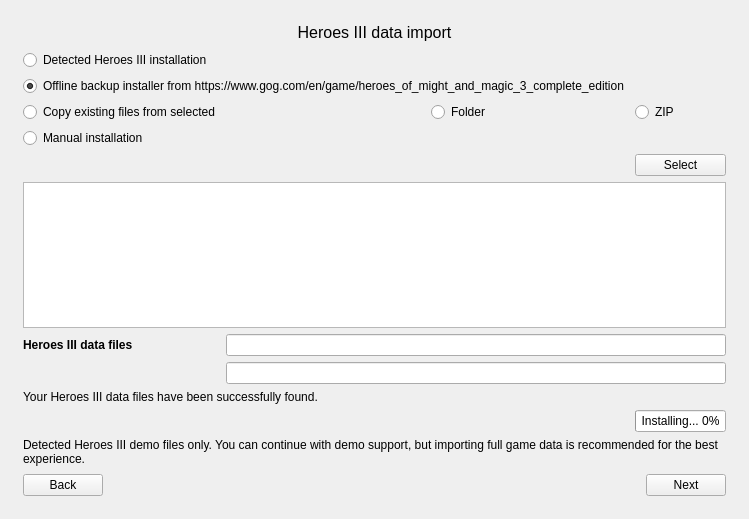
The window that launcher/firstLaunch/firstlaunch_moc.ui (GeorgeK1ng/vcmi) describes before a commit, drawn with Qt 5.
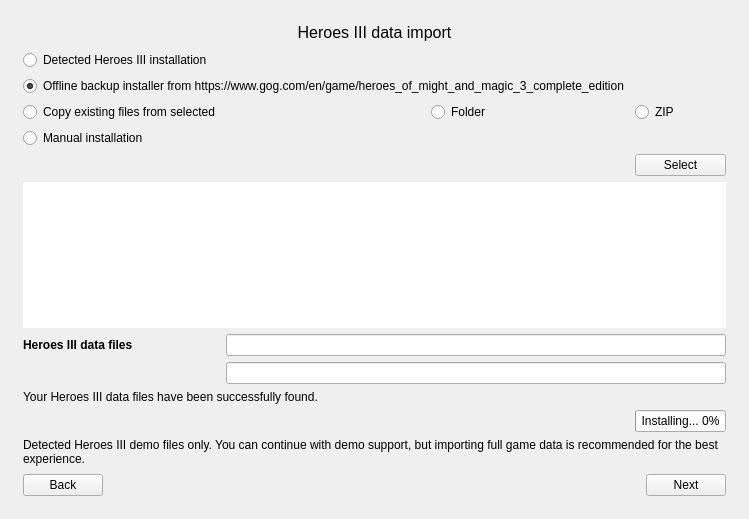
The same window after the commit. The open tabs and pages were chosen to show the change. Icons and pictures are not drawn.

Commit message: Launcher: add folder/zip import toggle and zip copy flow

```diff
--- a/launcher/firstLaunch/firstlaunch_moc.ui
+++ b/launcher/firstLaunch/firstlaunch_moc.ui
@@ -237,7 +237,17 @@
           </widget>
          </item>
          <item row="6" column="0" colspan="4">
-          <widget class="QTextBrowser" name="textBrowserDataOptionDetails"/>
+          <widget class="QTextBrowser" name="textBrowserDataOptionDetails">
+           <property name="frameShape">
+            <enum>QFrame::NoFrame</enum>
+           </property>
+           <property name="horizontalScrollBarPolicy">
+            <enum>Qt::ScrollBarAlwaysOff</enum>
+           </property>
+           <property name="openExternalLinks">
+            <bool>true</bool>
+           </property>
+          </widget>
          </item>
          <item row="8" column="1" colspan="3">
           <widget class="QLineEdit" name="lineEditDataSystem">
```
Left out of the diff: 3 changed lines with no effect on the pictures. The commit also changes 2 other files.
